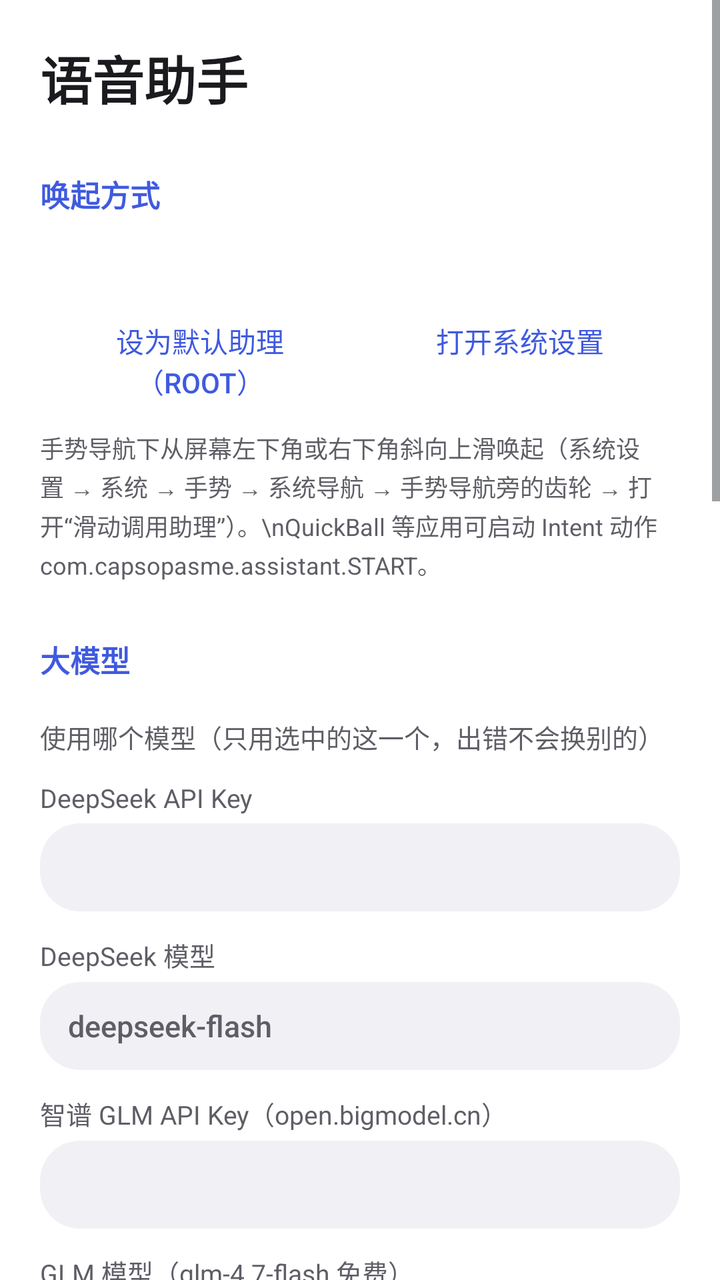
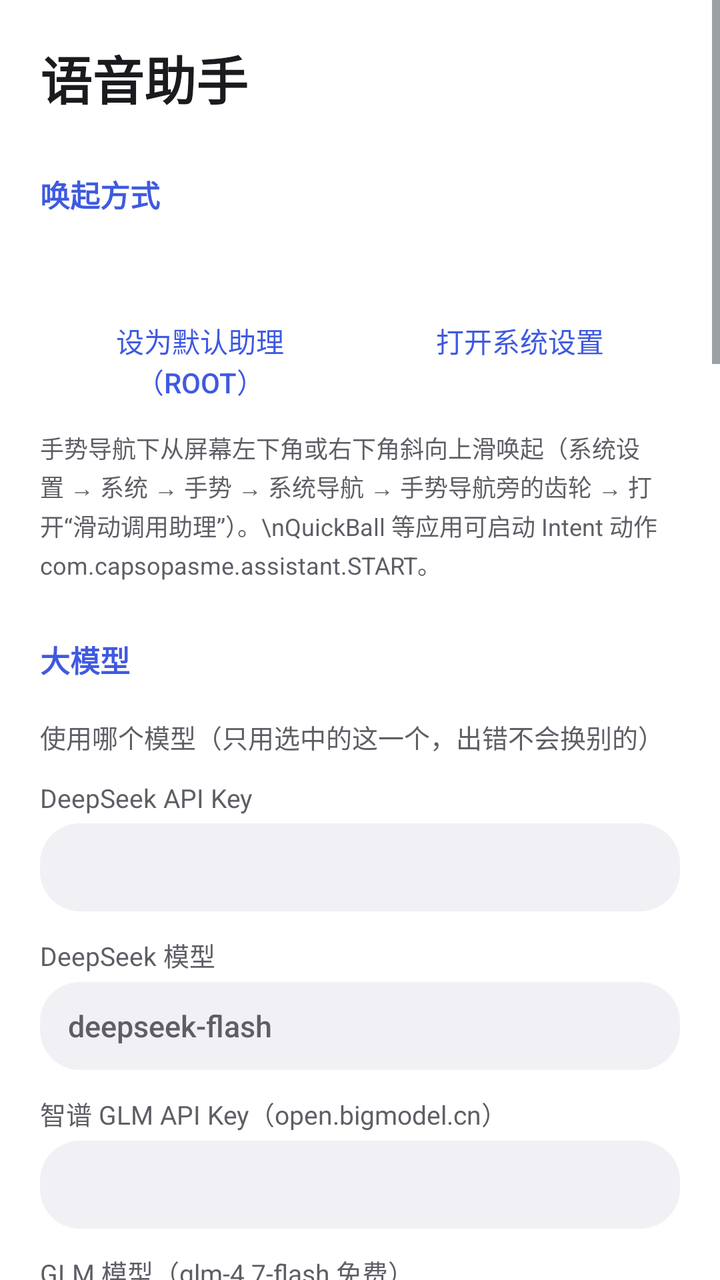

An Android layout rendered at two revisions. The XML below is the earlier revision; the diff shows what the commit changed to produce the second picture.
<!-- AndroidManifest.xml: application theme Theme.Settings -->
<!-- res/layout/activity_settings.xml -->
<?xml version="1.0" encoding="utf-8"?>
<ScrollView xmlns:android="http://schemas.android.com/apk/res/android"
    android:id="@+id/scroll"
    android:layout_width="match_parent"
    android:layout_height="match_parent"
    android:fillViewport="true">

    <LinearLayout
        android:layout_width="match_parent"
        android:layout_height="wrap_content"
        android:orientation="vertical"
        android:padding="20dp">

        <TextView
            android:layout_width="wrap_content"
            android:layout_height="wrap_content"
            android:text="语音助手"
            android:textColor="@color/text_primary"
            android:textSize="26sp"
            android:textStyle="bold" />

        
        <TextView style="@style/SectionTitle" android:text="唤起方式" />

        <TextView
            android:id="@+id/roleStatus"
            style="@style/Body" />

        <LinearLayout style="@style/ButtonRow">
            <Button
                android:id="@+id/roleRoot"
                style="@style/RowButton"
                android:text="设为默认助理（root）" />
            <Button
                android:id="@+id/roleSettings"
                style="@style/RowButton"
                android:text="打开系统设置" />
        </LinearLayout>

        <TextView
            style="@style/Hint"
            android:text="手势导航下从屏幕左下角或右下角斜向上滑唤起（系统设置 → 系统 → 手势 → 系统导航 → 手势导航旁的齿轮 → 打开“滑动调用助理”）。\nQuickBall 等应用可启动 Intent 动作 com.capsopasme.assistant.START。" />

        
        <TextView style="@style/SectionTitle" android:text="大模型" />

        <TextView style="@style/Label" android:text="使用哪个模型（只用选中的这一个，出错不会换别的）" />
        <RadioGroup
            android:id="@+id/llmGroup"
            android:layout_width="match_parent"
            android:layout_height="wrap_content" />

        <TextView style="@style/Label" android:text="DeepSeek API Key" />
        <EditText
            android:id="@+id/deepseekKey"
            style="@style/Field"
            android:inputType="textPassword" />

        <TextView style="@style/Label" android:text="DeepSeek 模型" />
        <EditText
            android:id="@+id/deepseekModel"
            style="@style/Field"
            android:hint="deepseek-flash" />

        <TextView style="@style/Label" android:text="智谱 GLM API Key（open.bigmodel.cn）" />
        <EditText
            android:id="@+id/glmKey"
            style="@style/Field"
            android:inputType="textPassword" />

        <TextView style="@style/Label" android:text="GLM 模型（glm-4.7-flash 免费）" />
        <EditText
            android:id="@+id/glmModel"
            style="@style/Field"
            android:hint="glm-4.7-flash" />

        <TextView style="@style/Label" android:text="Gemini API Key" />
        <EditText
            android:id="@+id/geminiKey"
            style="@style/Field"
            android:inputType="textPassword" />

        <TextView style="@style/Label" android:text="Gemini 模型" />
        <EditText
            android:id="@+id/geminiModel"
            style="@style/Field"
            android:hint="gemini-3.8-flash" />

        <TextView style="@style/Label" android:text="查天气的默认城市" />
        <EditText
            android:id="@+id/defaultCity"
            style="@style/Field"
            android:hint="例如：杭州" />

        
        <TextView style="@style/SectionTitle" android:text="语音识别（离线）" />

        <RadioGroup
            android:id="@+id/modelGroup"
            android:layout_width="match_parent"
            android:layout_height="wrap_content" />

        <TextView
            android:id="@+id/modelStatus"
            style="@style/Body" />

        <ProgressBar
            android:id="@+id/modelProgress"
            style="?android:attr/progressBarStyleHorizontal"
            android:layout_width="match_parent"
            android:layout_height="wrap_content"
            android:max="1000"
            android:visibility="gone" />

        <LinearLayout style="@style/ButtonRow">
            <Button
                android:id="@+id/modelCopy"
                style="@style/RowButton"
                android:text="从小企鹅复制" />
            <Button
                android:id="@+id/modelDownload"
                style="@style/RowButton"
                android:text="下载" />
        </LinearLayout>

        <LinearLayout style="@style/ButtonRow">
            <Button
                android:id="@+id/modelImport"
                style="@style/RowButton"
                android:text="导入 .tar.bz2" />
            <Button
                android:id="@+id/modelTest"
                style="@style/RowButton"
                android:text="测试" />
            <Button
                android:id="@+id/modelDelete"
                style="@style/RowButton"
                android:text="删除" />
        </LinearLayout>

        <TextView style="@style/Label" android:text="下载加速前缀（可不填，如 https://ghfast.top/）" />
        <EditText
            android:id="@+id/mirror"
            style="@style/Field"
            android:inputType="textUri" />

        <TextView style="@style/Label" android:text="说完后停顿多久算结束（毫秒，300–2000）" />
        <EditText
            android:id="@+id/silence"
            style="@style/Field"
            android:inputType="number" />

        <Switch
            android:id="@+id/keepLoaded"
            android:layout_width="match_parent"
            android:layout_height="wrap_content"
            android:layout_marginTop="12dp"
            android:text="用完后保留模型（推荐）"
            android:textColor="@color/text_primary"
            android:textSize="15sp" />

        <TextView
            style="@style/Hint"
            android:text="保留时识别进程会被系统冻结在后台缓存里，不占 CPU、不耗电，内存紧张时系统会自动回收；下次唤起不用重新加载。关闭则每次用完立即释放。" />

        
        <TextView style="@style/SectionTitle" android:text="权限" />

        <TextView
            android:id="@+id/permStatus"
            style="@style/Body" />

        <LinearLayout style="@style/ButtonRow">
            <Button
                android:id="@+id/permRequest"
                style="@style/RowButton"
                android:text="授予权限" />
            <Button
                android:id="@+id/rootCheck"
                style="@style/RowButton"
                android:text="检查 root" />
        </LinearLayout>

        <TextView
            style="@style/Hint"
            android:text="麦克风：语音输入。通讯录：按姓名打电话/发短信。电话：确认后直接拨出（不授予则只打开拨号盘）。音乐：按歌名在本地曲库里找歌交给留声机播放。root：系统开关、亮度、锁屏。" />
    </LinearLayout>
</ScrollView>
<!-- resources referenced by this layout -->
<resources>
  <color name="text_primary">#FF1B1B1F</color>
  <style name="Body">
          <item name="android:layout_width">match_parent</item>
          <item name="android:layout_height">wrap_content</item>
          <item name="android:layout_marginTop">6dp</item>
          <item name="android:textColor">@color/text_primary</item>
          <item name="android:textSize">15sp</item>
      </style>
  <style name="ButtonRow">
          <item name="android:layout_width">match_parent</item>
          <item name="android:layout_height">wrap_content</item>
          <item name="android:layout_marginTop">6dp</item>
          <item name="android:orientation">horizontal</item>
      </style>
  <style name="Field">
          <item name="android:layout_width">match_parent</item>
          <item name="android:layout_height">44dp</item>
          <item name="android:layout_marginTop">4dp</item>
          <item name="android:background">@drawable/bg_input</item>
          <item name="android:paddingStart">14dp</item>
          <item name="android:paddingEnd">14dp</item>
          <item name="android:singleLine">true</item>
          <item name="android:importantForAutofill">no</item>
          <item name="android:textColor">@color/text_primary</item>
          <item name="android:textColorHint">@color/text_secondary</item>
          <item name="android:textSize">15sp</item>
      </style>
  <style name="Hint">
          <item name="android:layout_width">match_parent</item>
          <item name="android:layout_height">wrap_content</item>
          <item name="android:layout_marginTop">8dp</item>
          <item name="android:lineSpacingExtra">2dp</item>
          <item name="android:textColor">@color/text_secondary</item>
          <item name="android:textSize">12sp</item>
      </style>
  <style name="Label">
          <item name="android:layout_width">match_parent</item>
          <item name="android:layout_height">wrap_content</item>
          <item name="android:layout_marginTop">12dp</item>
          <item name="android:textColor">@color/text_secondary</item>
          <item name="android:textSize">13sp</item>
      </style>
  <style name="RowButton" parent="android:Widget.DeviceDefault.Button.Borderless.Colored">
          <item name="android:layout_width">0dp</item>
          <item name="android:layout_height">wrap_content</item>
          <item name="android:layout_weight">1</item>
          <item name="android:textSize">14sp</item>
      </style>
  <style name="SectionTitle">
          <item name="android:layout_width">match_parent</item>
          <item name="android:layout_height">wrap_content</item>
          <item name="android:layout_marginTop">28dp</item>
          <item name="android:layout_marginBottom">6dp</item>
          <item name="android:textColor">@color/accent</item>
          <item name="android:textSize">15sp</item>
          <item name="android:textStyle">bold</item>
      </style>
  <style name="Theme.Settings" parent="android:Theme.DeviceDefault.DayNight">
          <item name="android:windowNoTitle">true</item>
          <item name="android:windowActionBar">false</item>
          <item name="android:windowBackground">@color/card</item>
          
          <item name="android:statusBarColor">@android:color/transparent</item>
          <item name="android:navigationBarColor">@android:color/transparent</item>
          <item name="android:windowLightStatusBar">@bool/light_system_bars</item>
          <item name="android:windowLightNavigationBar">@bool/light_system_bars</item>
          <item name="android:colorAccent">@color/accent</item>
      </style>
  <!-- drawable bg_input (drawable) -->
  <?xml version="1.0" encoding="utf-8"?>
  <shape xmlns:android="http://schemas.android.com/apk/res/android">
      <solid android:color="@color/input_bg" />
      <corners android:radius="20dp" />
  </shape>
  <color name="text_secondary">#FF5F5E66</color>
  <color name="accent">#FF3F5AE0</color>
  <color name="card">#FFFFFFFF</color>
  <color name="input_bg">#FFF1F1F5</color>
</resources>

<!-- the commit's change to res/layout/activity_settings.xml (unified diff, before → after) -->
@@ -164,6 +164,68 @@
             android:text="保留时识别进程会被系统冻结在后台缓存里，不占 CPU、不耗电，内存紧张时系统会自动回收；下次唤起不用重新加载。关闭则每次用完立即释放。" />
 
         
+        <TextView style="@style/SectionTitle" android:text="语音通话" />
+
+        <TextView
+            style="@style/Hint"
+            android:text="像打电话一样连续对话：它说完你接着说，不用每次唤起。卡片右上角的电话按钮、说“进入通话模式”或“陪我聊聊”、长按桌面图标选“语音通话”都能进入；QuickBall 等应用可启动 Intent 动作 com.capsopasme.assistant.CALL。熄屏照常进行，挂断、很久没人说话或来电时结束。" />
+
+        <TextView style="@style/Label" android:text="朗读用的语音合成（系统首选 TTS 引擎）" />
+
+        <TextView
+            android:id="@+id/ttsStatus"
+            style="@style/Body" />
+
+        <LinearLayout style="@style/ButtonRow">
+            <Button
+                android:id="@+id/ttsSettings"
+                style="@style/RowButton"
+                android:text="系统 TTS 设置" />
+            <Button
+                android:id="@+id/ttsTest"
+                style="@style/RowButton"
+                android:text="试听" />
+        </LinearLayout>
+
+        <TextView style="@style/Label" android:text="通话里说完后停顿多久算一句结束（毫秒，300–2000）" />
+        <EditText
+            android:id="@+id/callSilence"
+            style="@style/Field"
+            android:inputType="number" />
+
+        <TextView style="@style/Label" android:text="多久没人说话自动挂断（秒，0 = 不自动挂断）" />
+        <EditText
+            android:id="@+id/callIdle"
+            style="@style/Field"
+            android:inputType="number" />
+
+        <Switch
+            android:id="@+id/callCue"
+            android:layout_width="match_parent"
+            android:layout_height="wrap_content"
+            android:layout_marginTop="12dp"
+            android:text="轮到你说话时响一声"
+            android:textColor="@color/text_primary"
+            android:textSize="15sp" />
+
+        <TextView
+            style="@style/Hint"
+            android:text="只在熄屏或离开通话界面时响；看着通话界面时用圆球的动画提示。" />
+
+        <Switch
+            android:id="@+id/callHeadsetMic"
+            android:layout_width="match_parent"
+            android:layout_height="wrap_content"
+            android:layout_marginTop="12dp"
+            android:text="连着蓝牙耳机时用耳机的麦克风"
+            android:textColor="@color/text_primary"
+            android:textSize="15sp" />
+
+        <TextView
+            style="@style/Hint"
+            android:text="打开：像打电话一样走蓝牙通话通道，手机放口袋里也听得清你说话，但朗读变成通话音质。关闭：朗读以高音质走耳机，用手机自己的麦克风听你说话。" />
+
+        
         <TextView style="@style/SectionTitle" android:text="权限" />
 
         <TextView
